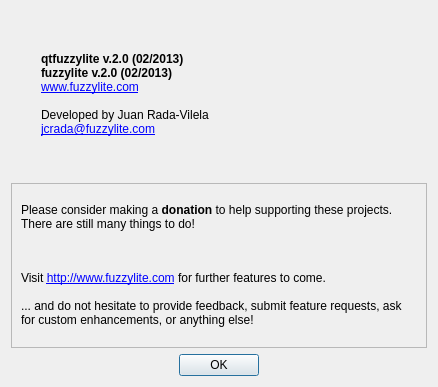
Old version of the form qtfuzzylite/ui/About.ui in the repository fuzzylite/fuzzylite.
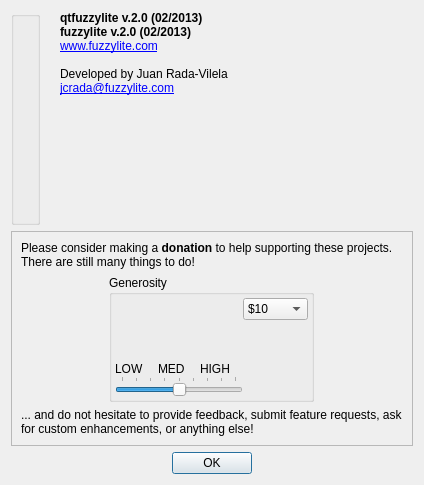
New version of the form. Icons and pictures are not drawn.

Commit message: About form

```diff
--- a/qtfuzzylite/ui/About.ui
+++ b/qtfuzzylite/ui/About.ui
@@ -9,8 +9,8 @@
    <rect>
     <x>0</x>
     <y>0</y>
-    <width>438</width>
-    <height>387</height>
+    <width>424</width>
+    <height>485</height>
    </rect>
   </property>
   <property name="windowTitle">
@@ -22,28 +22,49 @@
   <layout class="QVBoxLayout" name="verticalLayout">
    <item>
     <layout class="QFormLayout" name="formLayout">
+     <property name="fieldGrowthPolicy">
+      <enum>QFormLayout::FieldsStayAtSizeHint</enum>
+     </property>
      <property name="horizontalSpacing">
-      <number>30</number>
+      <number>20</number>
      </property>
      <property name="bottomMargin">
       <number>0</number>
      </property>
      <item row="0" column="0">
-      <widget class="QLabel" name="label">
-       <property name="sizePolicy">
-        <sizepolicy hsizetype="MinimumExpanding" vsizetype="MinimumExpanding">
-         <horstretch>0</horstretch>
-         <verstretch>0</verstretch>
-        </sizepolicy>
+      <widget class="QGroupBox" name="groupBox">
+       <property name="title">
+        <string/>
        </property>
-       <property name="text">
-        <string>&lt;html&gt;&lt;head/&gt;&lt;body&gt;&lt;p&gt;
-&lt;a href='http://www.fuzzylite.com'&gt;&lt;img src=&quot;:/icons/qtfuzzylite.svg&quot;/&gt;&lt;/a&gt;
+       <layout class="QVBoxLayout" name="verticalLayout_3">
+        <property name="margin">
+         <number>6</number>
+        </property>
+        <item>
+         <widget class="QLabel" name="label">
+          <property name="sizePolicy">
+           <sizepolicy hsizetype="MinimumExpanding" vsizetype="MinimumExpanding">
+            <horstretch>0</horstretch>
+            <verstretch>0</verstretch>
+           </sizepolicy>
+          </property>
+          <property name="text">
+           <string>&lt;html&gt;&lt;head/&gt;&lt;body&gt;&lt;p&gt;
+&lt;div align='center'&gt;&lt;a href='http://www.fuzzylite.com'&gt;&lt;img src=&quot;:/icons/qtfuzzylite.svg&quot;/&gt;&lt;/a&gt;&lt;/div&gt;
 &lt;/p&gt;&lt;/body&gt;&lt;/html&gt;</string>
-       </property>
-       <property name="openExternalLinks">
-        <bool>false</bool>
-       </property>
+          </property>
+          <property name="scaledContents">
+           <bool>true</bool>
+          </property>
+          <property name="alignment">
+           <set>Qt::AlignCenter</set>
+          </property>
+          <property name="openExternalLinks">
+           <bool>false</bool>
+          </property>
+         </widget>
+        </item>
+       </layout>
       </widget>
      </item>
      <item row="0" column="1">
@@ -70,8 +91,11 @@
 
 &lt;/p&gt;&lt;/body&gt;&lt;/html&gt;</string>
        </property>
+       <property name="textFormat">
+        <enum>Qt::RichText</enum>
+       </property>
        <property name="alignment">
-        <set>Qt::AlignLeading|Qt::AlignLeft|Qt::AlignVCenter</set>
+        <set>Qt::AlignLeading|Qt::AlignLeft|Qt::AlignTop</set>
        </property>
       </widget>
      </item>
@@ -97,16 +121,6 @@
         <property name="text">
          <string>&lt;html&gt;&lt;head/&gt;&lt;body&gt;&lt;p&gt;
 Please consider making a &lt;b&gt;donation&lt;/b&gt; to help supporting these projects. There are still many things to do!
-&lt;div align='center'&gt;
-&lt;a href='https://www.paypal.com/cgi-bin/webscr?cmd=_s-xclick&amp;hosted_button_id=HAGFHRMSZVDKN'&gt;
-&lt;img src=':/icons/btn_donateCC_LG.gif'&gt;&lt;/a&gt;
-&lt;/div&gt;
-&lt;br&gt;
-Visit &lt;a href='http://www.fuzzylite.com'&gt;http://www.fuzzylite.com&lt;/a&gt; for further features to come.
-&lt;br&gt;&lt;br&gt;
-... and do not hesitate to provide feedback, submit feature requests, ask for custom enhancements, or anything else!
-
-
 &lt;/p&gt;&lt;/body&gt;&lt;/html&gt;</string>
         </property>
         <property name="wordWrap">
@@ -114,11 +128,217 @@
         </property>
        </widget>
       </item>
+      <item alignment="Qt::AlignHCenter">
+       <widget class="QGroupBox" name="groupBox_2">
+        <property name="title">
+         <string>Generosity</string>
+        </property>
+        <layout class="QHBoxLayout" name="horizontalLayout_2">
+         <property name="spacing">
+          <number>0</number>
+         </property>
+         <property name="margin">
+          <number>3</number>
+         </property>
+         <item>
+          <layout class="QVBoxLayout" name="verticalLayout_5">
+           <property name="spacing">
+            <number>0</number>
+           </property>
+           <property name="topMargin">
+            <number>0</number>
+           </property>
+           <item>
+            <widget class="QLabel" name="generosity">
+             <property name="sizePolicy">
+              <sizepolicy hsizetype="Fixed" vsizetype="Fixed">
+               <horstretch>0</horstretch>
+               <verstretch>0</verstretch>
+              </sizepolicy>
+             </property>
+             <property name="minimumSize">
+              <size>
+               <width>128</width>
+               <height>64</height>
+              </size>
+             </property>
+             <property name="maximumSize">
+              <size>
+               <width>128</width>
+               <height>64</height>
+              </size>
+             </property>
+             <property name="text">
+              <string/>
+             </property>
+             <property name="pixmap">
+              <pixmap resource="resources.qrc">:/icons/generosity.svg</pixmap>
+             </property>
+             <property name="scaledContents">
+              <bool>true</bool>
+             </property>
+            </widget>
+           </item>
+           <item>
+            <layout class="QHBoxLayout" name="horizontalLayout">
+             <property name="topMargin">
+              <number>0</number>
+             </property>
+             <item>
+              <widget class="QLabel" name="label_3">
+               <property name="text">
+                <string>LOW</string>
+               </property>
+              </widget>
+             </item>
+             <item>
+              <widget class="QLabel" name="label_4">
+               <property name="text">
+                <string>MED</string>
+               </property>
+              </widget>
+             </item>
+             <item>
+              <widget class="QLabel" name="label_5">
+               <property name="text">
+                <string>HIGH</string>
+               </property>
+              </widget>
+             </item>
+            </layout>
+           </item>
+           <item>
+            <widget class="QSlider" name="horizontalSlider">
+             <property name="minimum">
+              <number>1</number>
+             </property>
+             <property name="maximum">
+              <number>9</number>
+             </property>
+             <property name="pageStep">
+              <number>3</number>
+             </property>
+             <property name="value">
+              <number>5</number>
+             </property>
+             <property name="orientation">
+              <enum>Qt::Horizontal</enum>
+             </property>
+             <property name="tickPosition">
+              <enum>QSlider::TicksAbove</enum>
+             </property>
+             <property name="tickInterval">
+              <number>1</number>
+             </property>
+            </widget>
+           </item>
+          </layout>
+         </item>
+         <item>
+          <layout class="QVBoxLayout" name="verticalLayout_4">
+           <property name="rightMargin">
+            <number>0</number>
+           </property>
+           <item>
+            <widget class="QComboBox" name="comboBox">
+             <property name="maxCount">
+              <number>9</number>
+             </property>
+             <item>
+              <property name="text">
+               <string>$10</string>
+              </property>
+             </item>
+             <item>
+              <property name="text">
+               <string>$20</string>
+              </property>
+             </item>
+             <item>
+              <property name="text">
+               <string>$50</string>
+              </property>
+             </item>
+             <item>
+              <property name="text">
+               <string>$100</string>
+              </property>
+             </item>
+             <item>
+              <property name="text">
+               <string>$200</string>
+              </property>
+             </item>
+             <item>
+              <property name="text">
+               <string>$500</string>
+              </property>
+             </item>
+             <item>
+              <property name="text">
+               <string>$1000</string>
+              </property>
+             </item>
+             <item>
+              <property name="text">
+               <string>$2000</string>
+              </property>
+             </item>
+             <item>
+              <property name="text">
+               <string>$5000</string>
+              </property>
+             </item>
+            </widget>
+           </item>
+           <item>
+            <widget class="QLabel" name="donate">
+             <property name="text">
+              <string/>
+             </property>
+             <property name="pixmap">
+              <pixmap resource="resources.qrc">:/icons/btn_donateCC_LG.gif</pixmap>
+             </property>
+             <property name="alignment">
+              <set>Qt::AlignCenter</set>
+             </property>
+             <property name="openExternalLinks">
+              <bool>false</bool>
+             </property>
+            </widget>
+           </item>
+          </layout>
+         </item>
+        </layout>
+       </widget>
+      </item>
+      <item>
+       <widget class="QLabel" name="label_6">
+        <property name="sizePolicy">
+         <sizepolicy hsizetype="MinimumExpanding" vsizetype="Preferred">
+          <horstretch>0</horstretch>
+          <verstretch>0</verstretch>
+         </sizepolicy>
+        </property>
+        <property name="text">
+         <string>&lt;html&gt;&lt;head/&gt;&lt;body&gt;&lt;p&gt;... and do not hesitate to provide feedback, submit feature requests, ask for custom enhancements, or anything else!&lt;/p&gt;&lt;/body&gt;&lt;/html&gt;</string>
+        </property>
+        <property name="textFormat">
+         <enum>Qt::RichText</enum>
+        </property>
+        <property name="wordWrap">
+         <bool>true</bool>
+        </property>
+       </widget>
+      </item>
      </layout>
     </widget>
    </item>
    <item>
     <widget class="QDialogButtonBox" name="buttonBox">
+     <property name="orientation">
+      <enum>Qt::Horizontal</enum>
+     </property>
      <property name="standardButtons">
       <set>QDialogButtonBox::Ok</set>
      </property>
```
Left out of the diff: 21 changed lines with no effect on the pictures. The commit also changes 6 other files.
